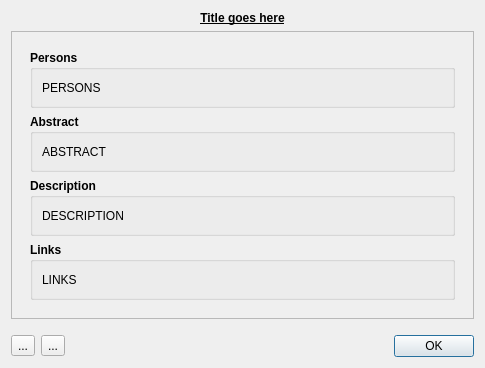
Qt form src/gui/eventdialog.ui (edulix/confclerk) before a commit.
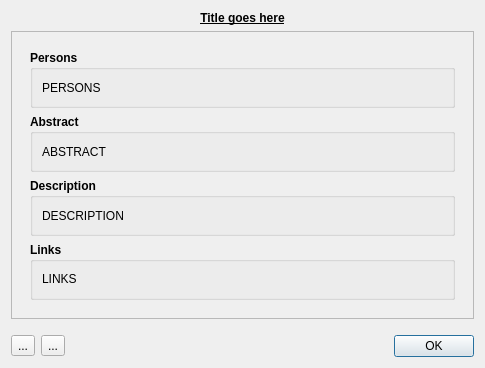
The same form after that commit. Icons and pictures are not drawn.

Commit message: Links in events are now clickable (resolves ticket #4).

Diff of the .ui file:
```diff
--- a/src/gui/eventdialog.ui
+++ b/src/gui/eventdialog.ui
@@ -67,8 +67,8 @@
          <rect>
           <x>0</x>
           <y>0</y>
-          <width>463</width>
-          <height>270</height>
+          <width>461</width>
+          <height>276</height>
          </rect>
         </property>
         <layout class="QGridLayout" name="gridLayout_2">
@@ -230,6 +230,9 @@
                  <property name="text">
                   <string>LINKS</string>
                  </property>
+                 <property name="textFormat">
+                  <enum>Qt::RichText</enum>
+                 </property>
                  <property name="wordWrap">
                   <bool>true</bool>
                  </property>
```
Left out of the diff: 3 changed lines with no effect on the pictures. The commit also changes 1 other file.
